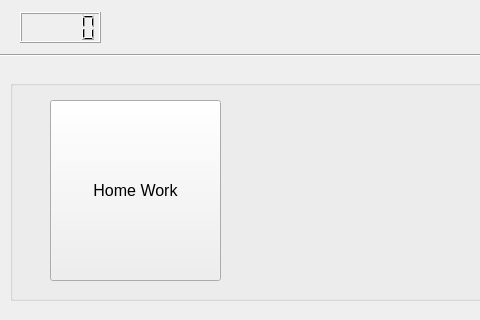
dkithmal/BinduProjectStudent, file student.ui: the form before one commit; both pictures show x 0 to 480 and y 0 to 320 of the 1060 by 644 pixel window.
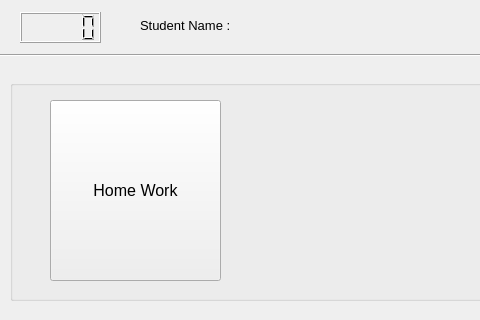
The form after the commit.

Commit message: student administration part done

The edit to the form file:
```diff
--- a/student.ui
+++ b/student.ui
@@ -97,6 +97,37 @@
     </property>
    </widget>
   </widget>
+  <widget class="QLabel" name="lStudentName">
+   <property name="geometry">
+    <rect>
+     <x>230</x>
+     <y>10</y>
+     <width>221</width>
+     <height>31</height>
+    </rect>
+   </property>
+   <property name="text">
+    <string/>
+   </property>
+  </widget>
+  <widget class="QLabel" name="label">
+   <property name="geometry">
+    <rect>
+     <x>140</x>
+     <y>10</y>
+     <width>91</width>
+     <height>31</height>
+    </rect>
+   </property>
+   <property name="font">
+    <font>
+     <pointsize>10</pointsize>
+    </font>
+   </property>
+   <property name="text">
+    <string>Student Name :</string>
+   </property>
+  </widget>
  </widget>
  <layoutdefault spacing="6" margin="11"/>
  <resources/>
```
The commit also changes 25 other files.
